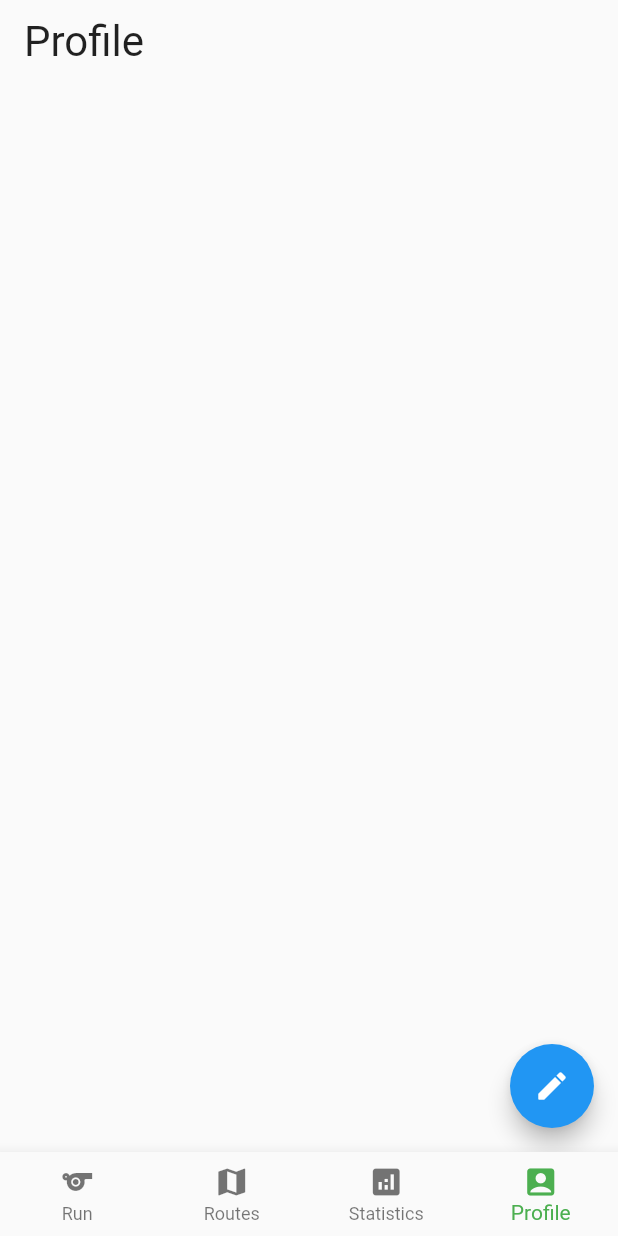
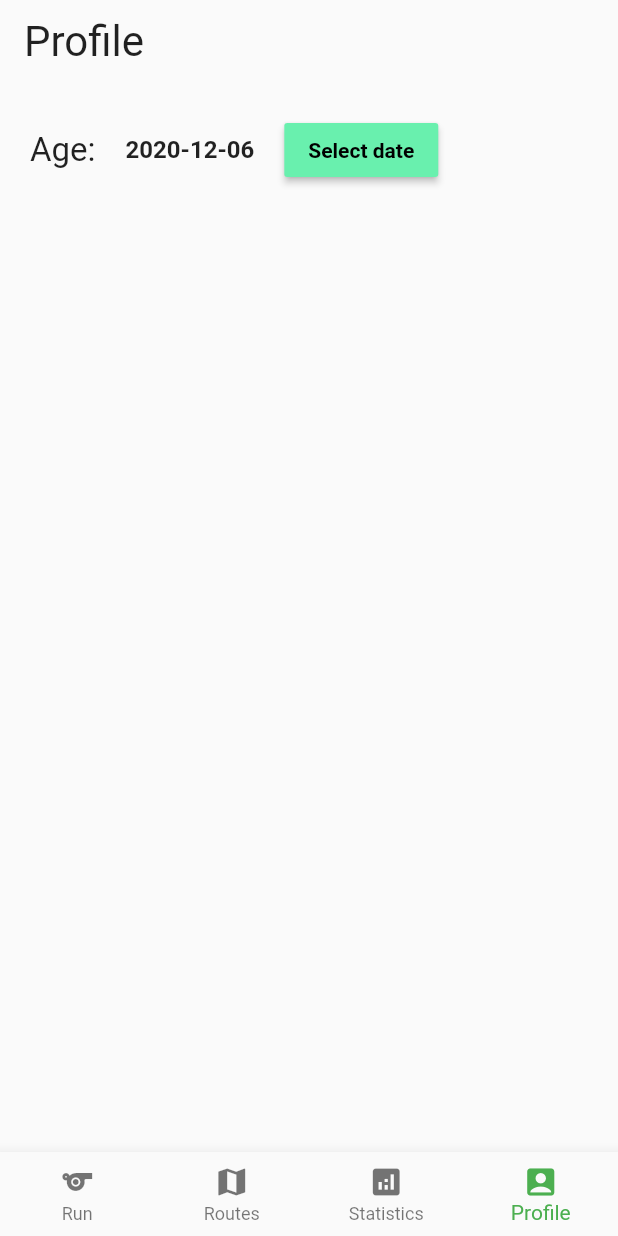
Before and after one commit to comp3330-group-5/Pacey, a Flutter app: the screen it shows after launch, item 4 of the bottom bar chosen, on a phone screen of 412 x 824 dp. Run offline on Flutter 3.47's test engine with Material 2 defaults, Android fonts, the phone set to English and light mode, and no system bars; our stand-ins replace google_fonts, google_maps_flutter, location; missing offline and left inert: flutter_statusbarcolor; statements that could not run were skipped.

```diff
--- a/pacey/lib/Navigation.dart
+++ b/pacey/lib/Navigation.dart
@@ -2,7 +2,7 @@ import 'package:flutter/material.dart';
 import 'package:flutter_statusbarcolor/flutter_statusbarcolor.dart';
 import './RoutesPage.dart';
 import './StatisticsPage.dart';
-import './ProfilePage/ProfilePage.dart';
+import './ProfilePage.dart';
 import 'HomePage.dart';
 
 class Navigation extends StatefulWidget {
--- a/pacey/lib/ProfilePage/ProfilePage.dart
+++ b/pacey/lib/ProfilePage.dart
@@ -1,7 +1,5 @@
 import 'package:flutter/material.dart';
 import 'package:google_fonts/google_fonts.dart';
-
-import 'EditProfilePage.dart';
 
 class ProfilePage extends StatefulWidget {
   ProfilePage({Key key}) : super(key: key);
@@ -18,7 +16,7 @@ class _ProfilePageState extends State<ProfilePage> {
       context: context,
       initialDate: DateTime.now(),
       firstDate: DateTime(1940),
-      lastDate: DateTime.now(),
+      lastDate: DateTime(2021),
       helpText: 'Select your birthday',
     );
     if (picked != null && picked != selectedDate)
@@ -44,12 +42,33 @@ class _ProfilePageState extends State<ProfilePage> {
         backgroundColor: Colors.transparent,
         shadowColor: Colors.transparent,
       ),
-      body: Container(),
-      floatingActionButton: FloatingActionButton(
-        child: Icon(Icons.edit_rounded),
-        onPressed: () => Navigator.push(
-          context,
-          MaterialPageRoute(builder: (context) => EditProfilePage()),
+      body: Container(
+        margin: EdgeInsets.all(20.0),
+        child: Row(
+          mainAxisAlignment: MainAxisAlignment.start,
+          children: [
+            Text(
+              'Age:',
+              style: GoogleFonts.roboto(
+                textStyle: TextStyle(fontSize: 22, color: Colors.black87),
+              ),
+            ),
+            SizedBox(width: 20),
+            Text(
+              "${selectedDate.toLocal()}".split(' ')[0],
+              style: TextStyle(fontSize: 16, fontWeight: FontWeight.bold),
+            ),
+            SizedBox(width: 20),
+            RaisedButton(
+              onPressed: () => _selectDate(context),
+              child: Text(
+                'Select date',
+                style:
+                    TextStyle(color: Colors.black, fontWeight: FontWeight.bold),
+              ),
+              color: Colors.greenAccent,
+            ),
+          ],
         ),
       ),
     );
```
Also changed, not shown: pacey/lib/HomePage.dart (+23 -43 lines), pacey/lib/ProfilePage/EditProfilePage.dart (deleted, +0 -120 lines), pacey/lib/RunPage/RunPage.dart (+14 -37 lines).
